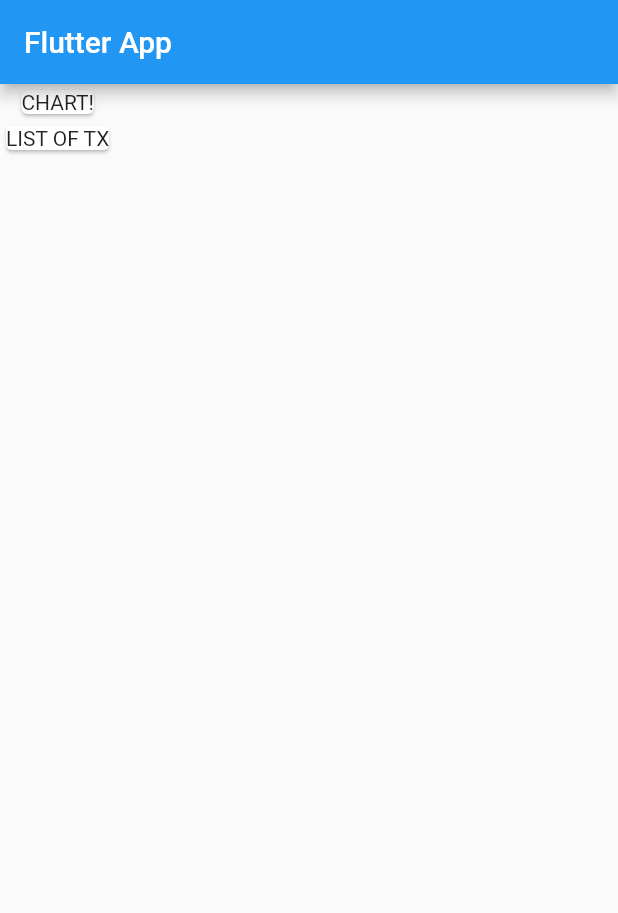
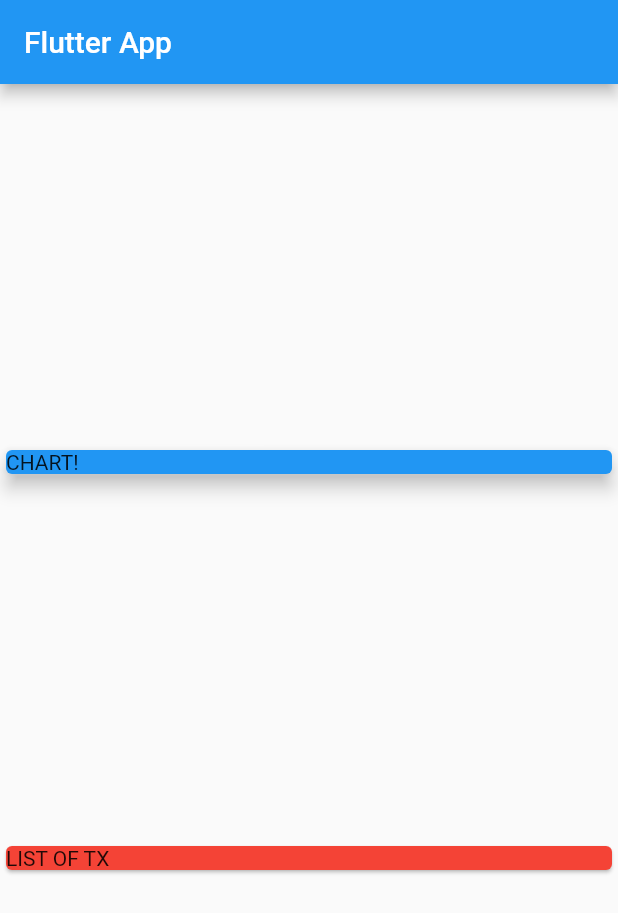
Before and after one commit to AlexPritchin/FlutterSc4App1, a Flutter app: the screen it shows after launch, on a phone screen of 412 x 824 dp. Shown: the top 913 px of the screen. Run offline on Flutter 3.47's test engine with Material 2 defaults, Android fonts, the phone set to English and light mode, and no system bars.

Commit message:
Progress 2

```diff
--- a/lib/main.dart
+++ b/lib/main.dart
@@ -20,11 +20,21 @@ class MyHomePage extends StatelessWidget {
         title: Text('Flutter App'),
       ),
       body: Column(
+        mainAxisAlignment: MainAxisAlignment.spaceEvenly,
+        crossAxisAlignment: CrossAxisAlignment.stretch,
         children: <Widget>[
+          Container(
+            width: double.infinity,
+            child: Card(
+              color: Colors.blue,
+              child: Text('CHART!'),
+              elevation: 5,
+            ),
+          ),
           Card(
-            child: Text('CHART!'),
+            color: Colors.red,
+            child: Text('LIST OF TX'),
           ),
-          Card(child: Text('LIST OF TX'),),
         ],
       ),
     );
```
